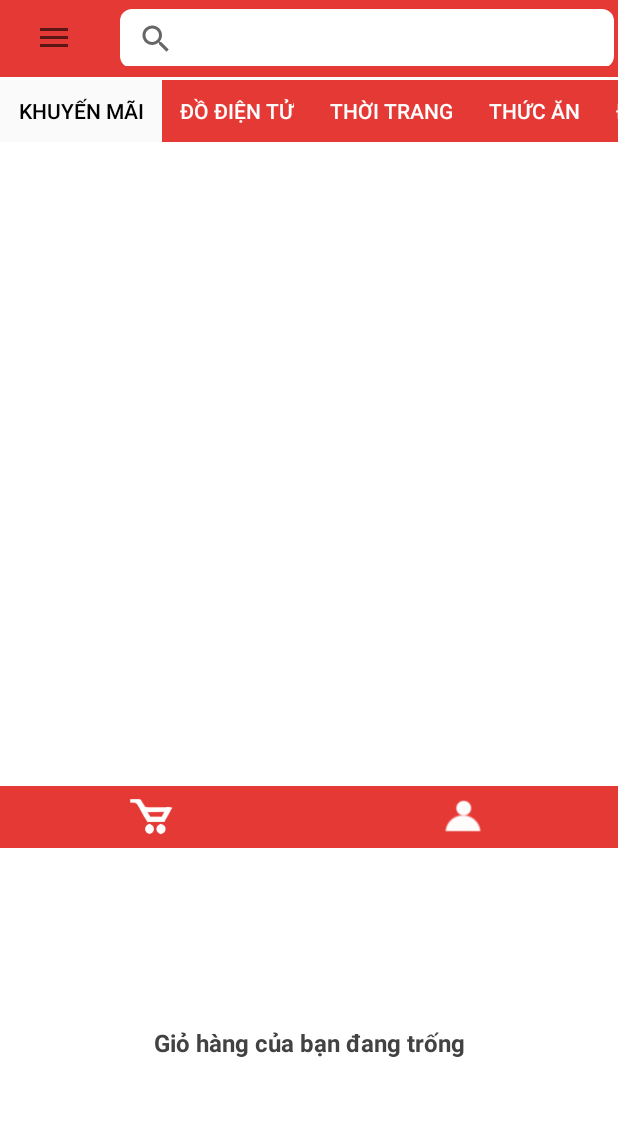
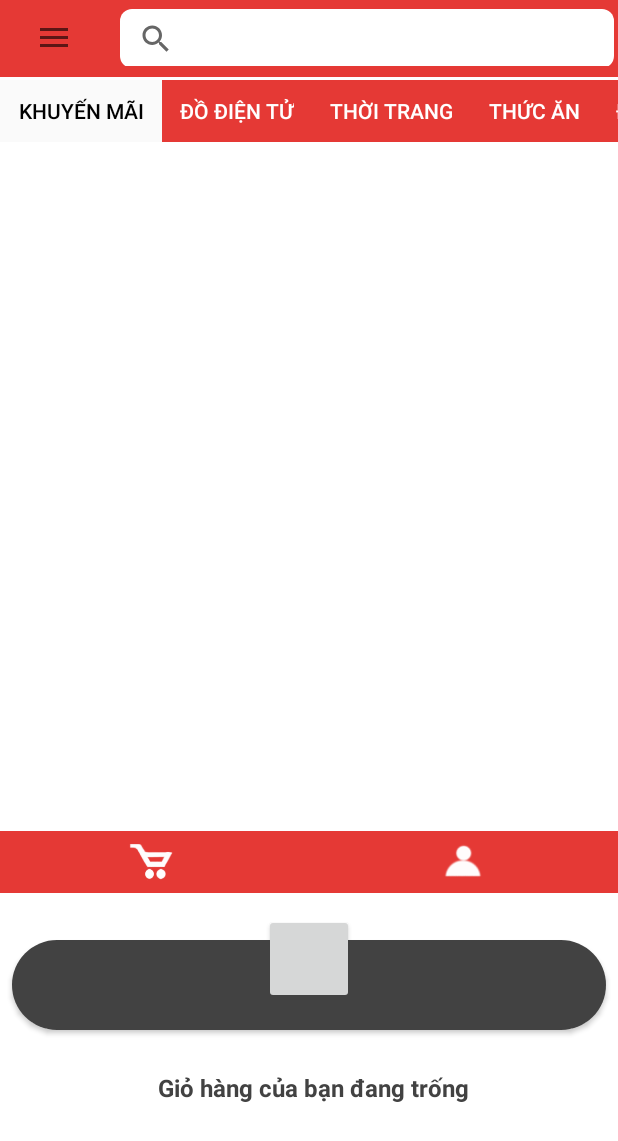
Before and after one commit to teamdvlp/Lazembo, an Android app: the screen it shows after launch (SecondMainAcitivty), on a phone screen of 412 x 824 dp. Shown: the top 1141 px of the screen. Run offline under Robolectric (Android 15) with nearby library versions, the phone set to English and light mode, and no system bars; 1 statement that could not run was skipped.

Commit message:
Nhây chết đỉ mẹ

```diff
--- a/app/src/main/java/com/example/dangminhtien/lazembo/activity/SecondMainAcitivty.java
+++ b/app/src/main/java/com/example/dangminhtien/lazembo/activity/SecondMainAcitivty.java
@@ -121,12 +121,12 @@ public class SecondMainAcitivty extends MainActivity {
 
     }
 
-    private View getView(int i){
+    private View getView(int position){
         View view = getLayoutInflater().inflate(R.layout.tab_custom,null);
         ImageView img_icon = (ImageView) view.findViewById(R.id.imgv_icon);
-        if(i == 0){
+        if(position == 0){
             img_icon.setImageResource(R.drawable.icon_cart_2);
-        } else if( i == 1){
+        } else if( position == 1){
             img_icon.setImageResource(R.drawable.icon_account_2);
         }
         return view;
--- /dev/null
+++ b/app/src/main/res/drawable/appearance_switch_button.xml
@@ -0,0 +1,5 @@
+<?xml version="1.0" encoding="utf-8"?>
+<shape xmlns:android="http://schemas.android.com/apk/res/android">
+<corners android:radius="30dp"/>
+    <solid android:color="@color/TEXT_COLOR"/>
+</shape>
--- a/app/src/main/res/layout/layout_bottom_sheet.xml
+++ b/app/src/main/res/layout/layout_bottom_sheet.xml
@@ -2,8 +2,8 @@
 <android.support.constraint.ConstraintLayout xmlns:android="http://schemas.android.com/apk/res/android"
     xmlns:app="http://schemas.android.com/apk/res-auto"
     xmlns:tools="http://schemas.android.com/tools"
-    android:layout_width="match_parent"
-    android:layout_height="wrap_content"
+    android:layout_width="fill_parent"
+    android:layout_height="500dp"
     android:background="@android:color/white">
 
     <!--<TextView-->
@@ -118,10 +118,55 @@
     <!--app:layout_constraintHorizontal_bias="0.0"-->
     <!--app:layout_constraintVertical_bias="0.25" />-->
 
+    <Button
+        android:id="@+id/button_đụ_cha_nè"
+        android:layout_width="fill_parent"
+        android:layout_height="60dp"
+        android:layout_marginBottom="8dp"
+        android:layout_marginLeft="8dp"
+        android:layout_marginRight="8dp"
+        android:layout_marginTop="0dp"
+        android:background="@drawable/appearance_switch_button"
+        app:layout_constraintBottom_toBottomOf="parent"
+        app:layout_constraintLeft_toLeftOf="parent"
+        app:layout_constraintRight_toRightOf="parent"
+        app:layout_constraintTop_toTopOf="parent"
+        app:layout_constraintVertical_bias="0.391" />
+
+    <Button
+        android:id="@+id/button_đụ_mẹ_nè"
+        android:layout_width="60dp"
+        android:layout_height="60dp"
+        android:layout_marginBottom="8dp"
+        android:layout_marginLeft="8dp"
+        android:layout_marginRight="8dp"
+        android:layout_marginTop="0dp"
+        app:layout_constraintBottom_toBottomOf="parent"
+        app:layout_constraintLeft_toLeftOf="parent"
+        app:layout_constraintRight_toRightOf="parent"
+        app:layout_constraintTop_toTopOf="parent"
+        app:layout_constraintVertical_bias="0.324" />
+
+    <android.support.v4.view.ViewPager
+        android:id="@+id/vpg_bottom_sheet"
+        android:layout_width="379dp"
+        android:layout_height="259dp"
+        android:layout_marginTop="71dp"
+        app:layout_constraintBottom_toBottomOf="parent"
+        app:layout_constraintHorizontal_bias="0.6"
+        app:layout_constraintLeft_toLeftOf="parent"
+        app:layout_constraintRight_toRightOf="parent"
+        app:layout_constraintTop_toTopOf="parent"
+        app:layout_constraintVertical_bias="0.0">
+
+    </android.support.v4.view.ViewPager>
+
     <android.support.design.widget.TabLayout
         android:id="@+id/tbl_bottom_sheet"
-        android:layout_width="0dp"
+        android:layout_width="fill_parent"
         android:layout_height="41dp"
+        android:layout_marginBottom="0dp"
+        android:layout_marginTop="30dp"
         android:background="@color/colorPrimaryDark"
         app:layout_constraintBottom_toBottomOf="parent"
         app:layout_constraintHorizontal_bias="0.0"
@@ -135,17 +180,4 @@
 
     </android.support.design.widget.TabLayout>
 
-    <android.support.v4.view.ViewPager
-        android:id="@+id/vpg_bottom_sheet"
-        android:layout_width="match_parent"
-        android:layout_height="259dp"
-        android:layout_marginTop="41dp"
-        app:layout_constraintBottom_toBottomOf="parent"
-        app:layout_constraintHorizontal_bias="0.0"
-        app:layout_constraintLeft_toLeftOf="parent"
-        app:layout_constraintRight_toRightOf="parent"
-        app:layout_constraintTop_toTopOf="parent"
-        app:layout_constraintVertical_bias="0.0">
-
-    </android.support.v4.view.ViewPager>
 </android.support.constraint.ConstraintLayout>
```
